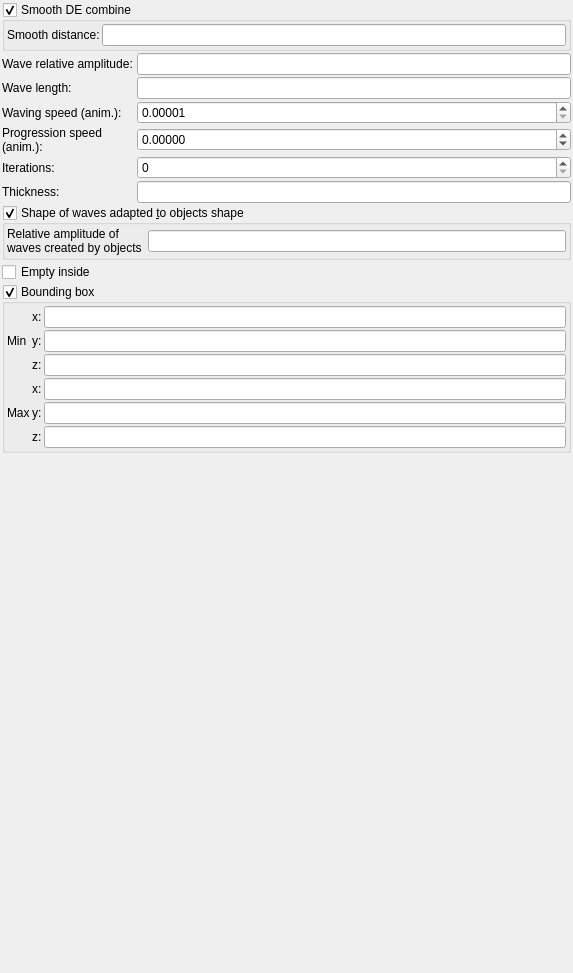
Old version of the form mandelbulber2/formula/ui/primitive_water.ui in the repository buddhi1980/mandelbulber2.
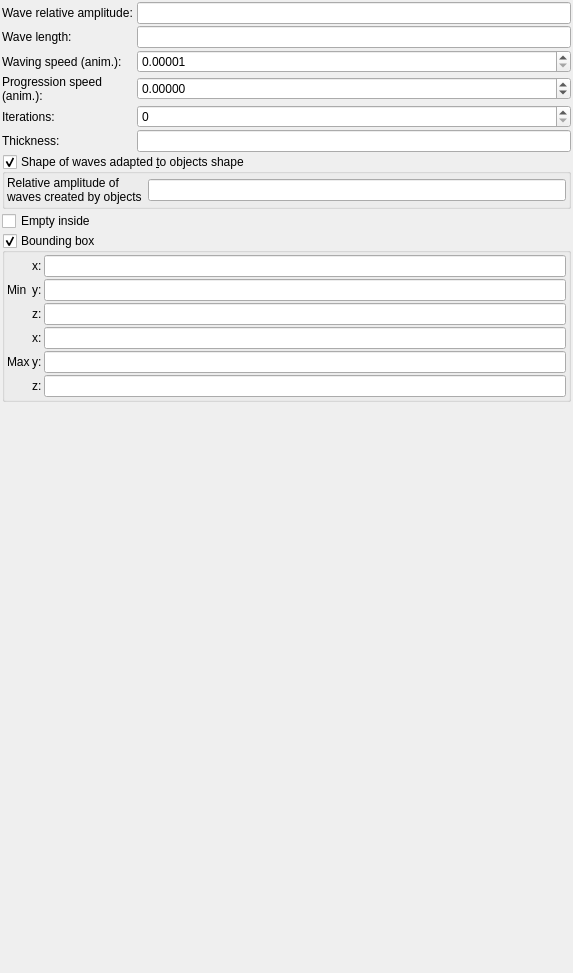
New version of the form. Custom widgets are drawn as their Qt base class.

Commit message: refactor: move smooth_de_combine params to node-level only

The edit to the form file:
```diff
--- a/mandelbulber2/formula/ui/primitive_water.ui
+++ b/mandelbulber2/formula/ui/primitive_water.ui
@@ -331,56 +331,9 @@
          </widget>
         </item>
        </layout>
-      </widget>
-     </item>
-     <item row="2" column="0" colspan="3">
-      <widget class="MyGroupBox" name="groupCheck_smooth_de_combine_enable">
-       <property name="title">
-        <string>Smooth DE combine</string>
-       </property>
-       <property name="checkable">
-        <bool>true</bool>
-       </property>
-       <layout class="QGridLayout" name="gridLayout_4">
-        <property name="leftMargin">
-         <number>2</number>
-        </property>
-        <property name="topMargin">
-         <number>2</number>
-        </property>
-        <property name="rightMargin">
-         <number>2</number>
-        </property>
-        <property name="bottomMargin">
-         <number>2</number>
-        </property>
-        <property name="spacing">
-         <number>2</number>
-        </property>
-        <item row="0" column="0">
-         <widget class="QLabel" name="label_306">
-          <property name="text">
-           <string>Smooth distance:</string>
-          </property>
-          <property name="wordWrap">
-           <bool>true</bool>
-          </property>
-         </widget>
-        </item>
-        <item row="0" column="1">
-         <widget class="MyLineEdit" name="logedit_smooth_de_combine_distance">
-          <property name="sizePolicy">
-           <sizepolicy hsizetype="Expanding" vsizetype="Maximum">
-            <horstretch>0</horstretch>
-            <verstretch>0</verstretch>
-           </sizepolicy>
-          </property>
-         </widget>
-        </item>
-       </layout>
-      </widget>
-     </item>
-     <item row="3" column="0">
+       </widget>
+      </item>
+      <item row="3" column="0">
       <widget class="QLabel" name="label_14">
        <property name="text">
         <string>Wave relative amplitude:</string>
```
The commit also changes 21 other files.
